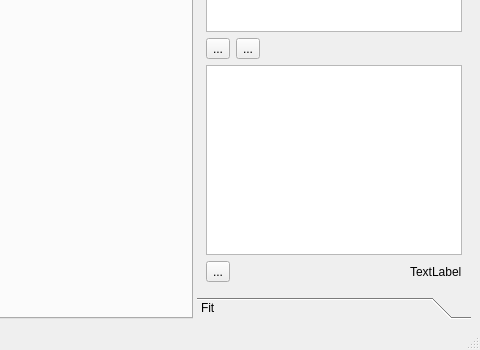
Old version of the form mainwindow.ui in the repository aportelli/Plateau; both pictures show x 613 to 1093 and y 429 to 779 of the 1093 by 779 pixel window.
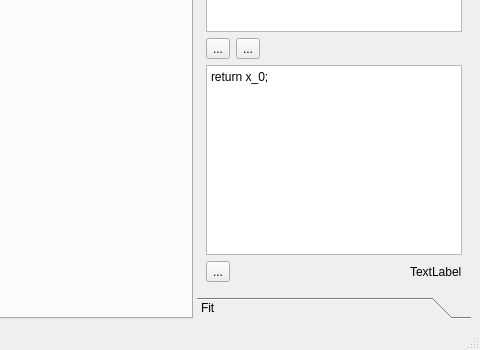
New version of the form. The open tabs and pages were chosen to show the change.

Commit message: working combination interface

The edit to the form file:
```diff
--- a/mainwindow.ui
+++ b/mainwindow.ui
@@ -217,6 +217,9 @@
              <verstretch>1</verstretch>
             </sizepolicy>
            </property>
+           <property name="plainText">
+            <string>return x_0;</string>
+           </property>
           </widget>
          </item>
          <item>
```
Left out of the diff: 52 changed lines with no effect on the pictures. The commit also changes 6 other files.
